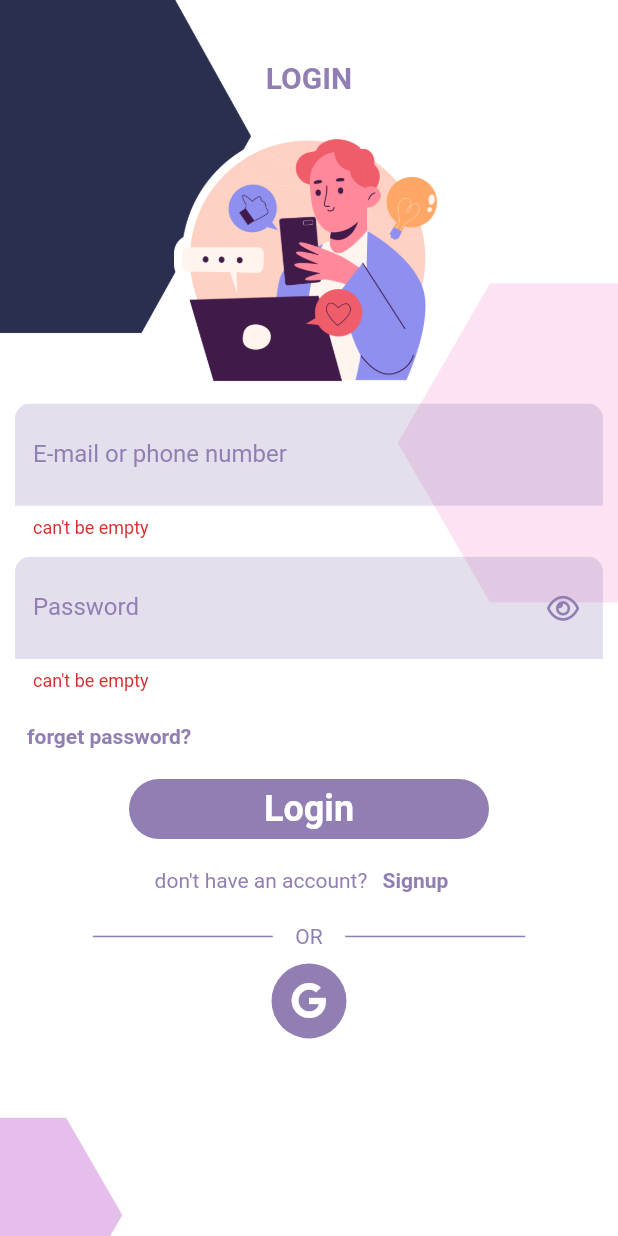
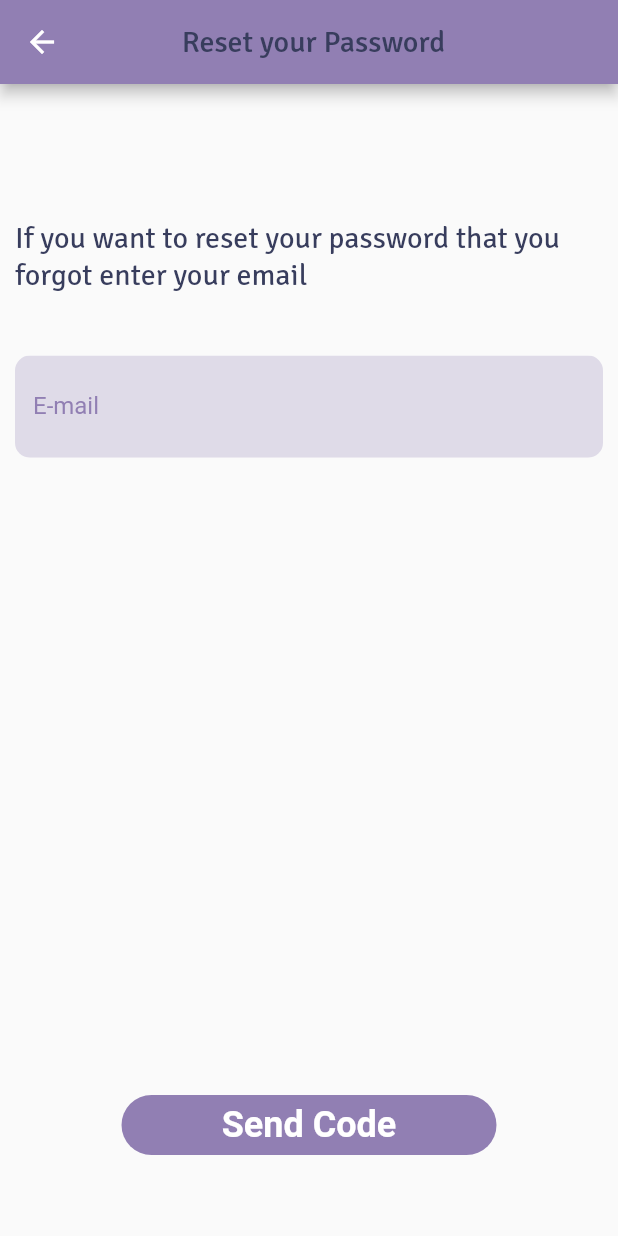
Before and after one commit to MazenJadaan/SocialMaster2, a Flutter app: the Login screen opened directly, after a tap on "forget password?", on a phone screen of 412 x 824 dp. Run offline on Flutter 3.47's test engine with Material 2 defaults, Android fonts, the phone set to English and light mode, and no system bars; our stand-ins replace curved_navigation_bar, fluttertoast, font_awesome_flutter, google_sign_in, image_picker, smooth_page_indicator.

Commit message:
mohamad commit

```diff
--- a/lib/main.dart
+++ b/lib/main.dart
@@ -1,6 +1,7 @@
 import 'package:flutter/material.dart';
 
 import 'package:social_master/modules/auth/login.dart';
+import 'package:social_master/modules/auth/reset_password/reset_password.dart';
 import 'package:social_master/modules/auth/signup_details.dart';
 import 'package:social_master/modules/welcome/welcome_view_page.dart';
 import 'package:social_master/shared/styles/colors.dart';
@@ -28,7 +29,7 @@ class MyApp extends StatelessWidget {
           // primarySwatch: Colors.purple,
           ),
 
-      home:Login(),
+      home:WelcomePage(),
 
 
     );
--- a/lib/modules/auth/login.dart
+++ b/lib/modules/auth/login.dart
@@ -1,16 +1,18 @@
 import 'dart:convert';
 import 'package:flutter/material.dart';
 import 'package:fluttertoast/fluttertoast.dart';
+
 import 'package:font_awesome_flutter/font_awesome_flutter.dart';
 import 'package:provider/provider.dart';
+import 'package:social_master/modules/auth/reset_password/reset_password.dart';
+import 'package:social_master/modules/auth/signup.dart';
+import 'package:social_master/shared/styles/colors.dart';
 import 'package:http/http.dart' as http;
-import 'package:social_master/modules/auth/signup.dart';
-import 'package:social_master/shared/network/constant/constant.dart';
-import 'package:social_master/shared/styles/colors.dart';
 import '../../models/connection/login.dart';
 import '../../provider/obscure_model.dart';
 import '../../shared/components/components.dart';
 import '../../shared/network/api/google_signin_api.dart';
+import '../../shared/network/constant/constant.dart';
 import '../../shared/validate/validate.dart';
 import '../app/home.dart';
 
@@ -22,10 +24,6 @@ class Login extends StatefulWidget {
 }
 
 class _LoginState extends State<Login> {
-  final _passwordController = TextEditingController();
-  final _emailController = TextEditingController();
-  bool _check = false;
-
   Future<LoginResponse?> login(LoginParams params) async {
     var url = Uri.parse("${AppSetting.baseUrl}api/login");
     var response = await http.post(url, body: params.toJson());
@@ -36,10 +34,13 @@ class _LoginState extends State<Login> {
     }
     return null;
   }
-  var formKey = GlobalKey<FormState>();
+
+  final _passwordController = TextEditingController();
+  final _emailController = TextEditingController();
 
   @override
   Widget build(BuildContext context) {
+    var formKey = GlobalKey<FormState>();
     //
     return Scaffold(
       resizeToAvoidBottomInset: false,
@@ -114,11 +115,14 @@ class _LoginState extends State<Login> {
 
                   Row(
                     children: [
-                      SizedBox(
+                      const SizedBox(
                         width: 10,
                       ),
                       TextButton(
-                        onPressed: () {},
+                        onPressed: () {
+                          Navigator.of(context).push(MaterialPageRoute(
+                              builder: (context) => Reset1()));
+                        },
                         child: Text(
                           'forget password?',
                           style: TextStyle(
@@ -147,13 +151,14 @@ class _LoginState extends State<Login> {
                             return const Home();
                           }));
                         } else {
-                          //ScaffoldMessenger.of(context)
-                            //  .showSnackBar(SnackBar(content: Text('Failed')));
+                          // ScaffoldMessenger.of(context).showSnackBar(
+                          //     const SnackBar(content: Text('Failed')));
                           Fluttertoast.showToast(msg: "Email or Pass is Wrong !",gravity: ToastGravity.BOTTOM,toastLength: Toast.LENGTH_SHORT,backgroundColor: Colors.pink,timeInSecForIosWeb: 2,fontSize: 18);
                         }
                       }
                     },
                   ),
+
                   Row(
                     mainAxisAlignment: MainAxisAlignment.center,
                     children: [
--- /dev/null
+++ b/lib/modules/auth/reset_password/reset_password.dart
@@ -0,0 +1,85 @@
+import 'package:flutter/cupertino.dart';
+import 'package:flutter/material.dart';
+import 'package:social_master/modules/auth/reset_password/reset_password_code.dart';
+import 'package:social_master/shared/components/components.dart';
+
+import '../../../shared/styles/colors.dart';
+import '../../../shared/validate/validate.dart';
+
+class Reset1 extends StatelessWidget {
+  Reset1({Key? key}) : super(key: key);
+
+  final _emailController = TextEditingController();
+
+  @override
+  Widget build(BuildContext context) {
+    var formKey = GlobalKey<FormState>();
+
+    return Scaffold(
+      resizeToAvoidBottomInset: true,
+      appBar: AppBar(
+        backgroundColor: AppTheme.colors.purple,
+        title: Center(
+          child: Text('Reset your Password',
+              style: TextStyle(
+                fontFamily: 'SignikaNegative',
+                fontSize: 20,
+                color: AppTheme.colors.darkPurple,
+              )),
+        ),
+        actions: const [
+          SizedBox(
+            width: 50,
+          ),
+        ],
+      ),
+      body: Form(
+        key: formKey,
+        child: Column(
+          children: [
+            const SizedBox(
+              height: 80,
+            ),
+            Padding(
+              padding: const EdgeInsets.all(10.0),
+              child: Text(
+                  'If you want to reset your password that you forgot enter your email',
+                  style: TextStyle(
+                    fontFamily: 'SignikaNegative',
+                    fontSize: 20,
+                    color: AppTheme.colors.darkPurple,
+                  )),
+            ),
+            const SizedBox(
+              height: 25,
+            ),
+            MyTextFormField(
+                suffixOnPressed: () {},
+                prefixIcon: Icon(
+                  Icons.email_outlined,
+                  color: AppTheme.colors.purple,
+                ),
+                inputType: TextInputType.emailAddress,
+                controller: _emailController,
+                validate: Validate.emptyValidate,
+                label: "E-mail"),
+            const Spacer(),
+            MyMaterialButton(
+              width: 250,
+              text: "Send Code",
+              onPressed: () {
+                if (formKey.currentState!.validate()) {
+                  Navigator.of(context).push(MaterialPageRoute(
+                      builder: (context) => Reset2(_emailController.text)));
+                }
+              },
+            ),
+            const SizedBox(
+              height: 50,
+            ),
+          ],
+        ),
+      ),
+    );
+  }
+}
--- a/lib/modules/welcome/intro_page2.dart
+++ b/lib/modules/welcome/intro_page2.dart
@@ -18,7 +18,7 @@ class IntroPage2 extends StatelessWidget {
             const SizedBox(
               height: 60,
             ),
-            Row(),
+            const Row(),
             Padding(
               padding: const EdgeInsets.only(left: 8.0),
               child: Column(
--- a/lib/modules/welcome/intro_page3.dart
+++ b/lib/modules/welcome/intro_page3.dart
@@ -18,7 +18,7 @@ class IntroPage3 extends StatelessWidget {
             const SizedBox(
               height: 60,
             ),
-            Row(),
+            const Row(),
             Padding(
               padding: const EdgeInsets.only(left: 8.0),
               child: Column(
--- a/lib/shared/network/connection_function/http_helper.dart
+++ /dev/null
@@ -1 +0,0 @@
-import '../../../models/connection/login.dart';
```
Also changed, not shown: lib/modules/auth/reset_password/reset_password_code.dart (added, +142 -0 lines), lib/modules/auth/reset_password/reset_password_set_new.dart (added, +108 -0 lines), pubspec.lock, 1 other file.
